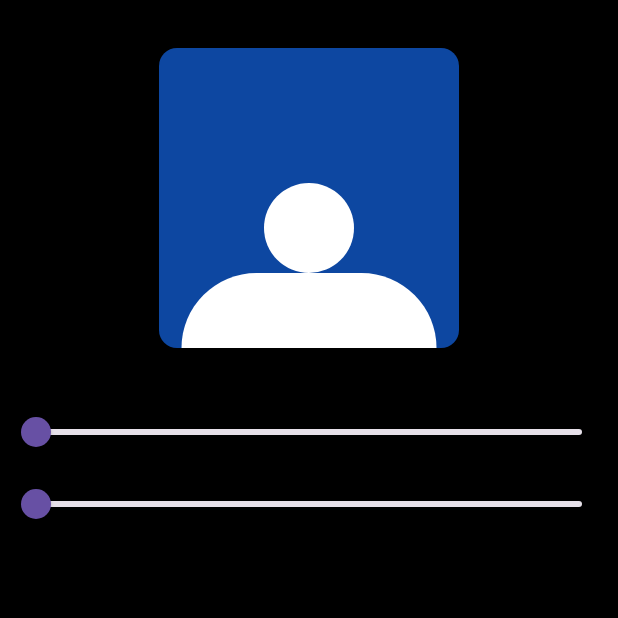
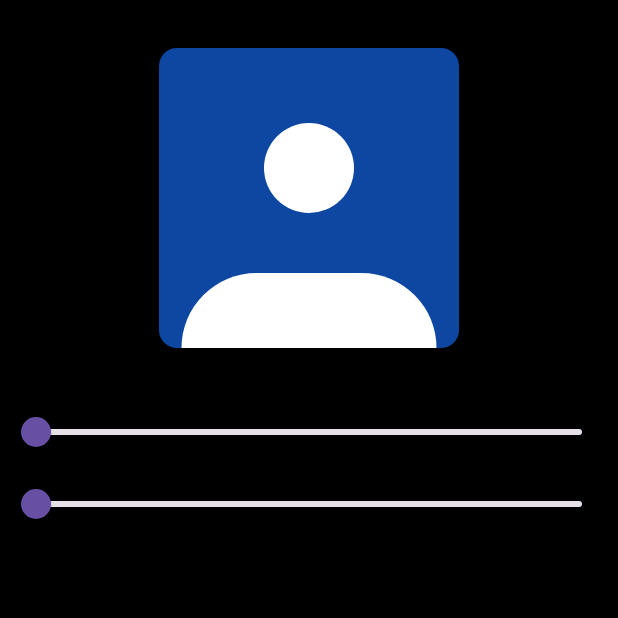
Before and after one commit to Urusung/flutter_boot_challenge, a Flutter app: the screen it shows after launch, on a phone screen of 412 x 824 dp, the top half of it. Run offline on Flutter 3.47's test engine with Material 3 defaults, Android fonts, the phone set to English and light mode, and no system bars.

Commit message:
feat: 플러터 부트 챌린지 3일차 심화 문제

```diff
--- /dev/null
+++ b/lib/screens/hello_text_field_screen.dart
@@ -0,0 +1,10 @@
+import 'package:flutter/material.dart';
+
+class HelloTextFieldScreen extends StatelessWidget {
+  const HelloTextFieldScreen({super.key});
+
+  @override
+  Widget build(BuildContext context) {
+    return const Placeholder();
+  }
+}
--- a/lib/screens/my_slack_avatar_screen.dart
+++ b/lib/screens/my_slack_avatar_screen.dart
@@ -19,9 +19,7 @@ class _MySlackAvatorScreenState extends State<MySlackAvatorScreen> {
         children: [
           Padding(
             padding: const EdgeInsets.only(top: 32, bottom: 32),
-            child: Stack(
-              children: [
-                Container(
+            child: Container(
               height: 200,
               width: 200,
               decoration: BoxDecoration(
@@ -29,16 +27,28 @@ class _MySlackAvatorScreenState extends State<MySlackAvatorScreen> {
                 borderRadius: BorderRadius.circular(12),
               ),
               child: Column(
-                    mainAxisAlignment: MainAxisAlignment.end,
                 children: [
-                      Container(
+                  const SizedBox(
+                    height: 20,
+                  ),
+                  Expanded(
+                    flex: 2,
+                    child: Align(
+                      alignment: Alignment.center,
+                      child: Container(
                         width: 100,
                         height: 60 + sliderValue1,
                         alignment: Alignment.center,
                         decoration: const BoxDecoration(
                             color: Colors.white, shape: BoxShape.circle),
                       ),
-                      Container(
+                    ),
+                  ),
+                  Expanded(
+                    flex: 1,
+                    child: Align(
+                      alignment: Alignment.bottomCenter,
+                      child: Container(
                         width: 170 + sliderValue2 / 3,
                         height: 50 + sliderValue2 / 10,
                         decoration: const BoxDecoration(
@@ -48,10 +58,10 @@ class _MySlackAvatorScreenState extends State<MySlackAvatorScreen> {
                           ),
                         ),
                       ),
-                    ],
                     ),
                   ),
                 ],
+              ),
             ),
           ),
           Slider(
```
Lines whose indentation alone changed are shown as unchanged.
